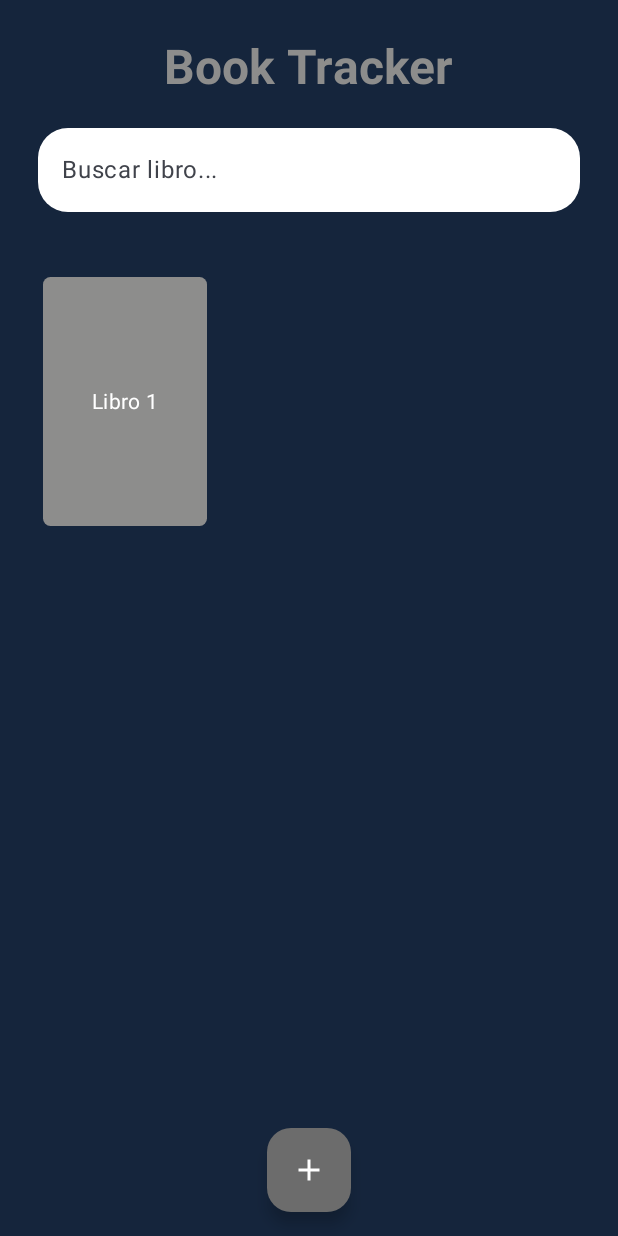
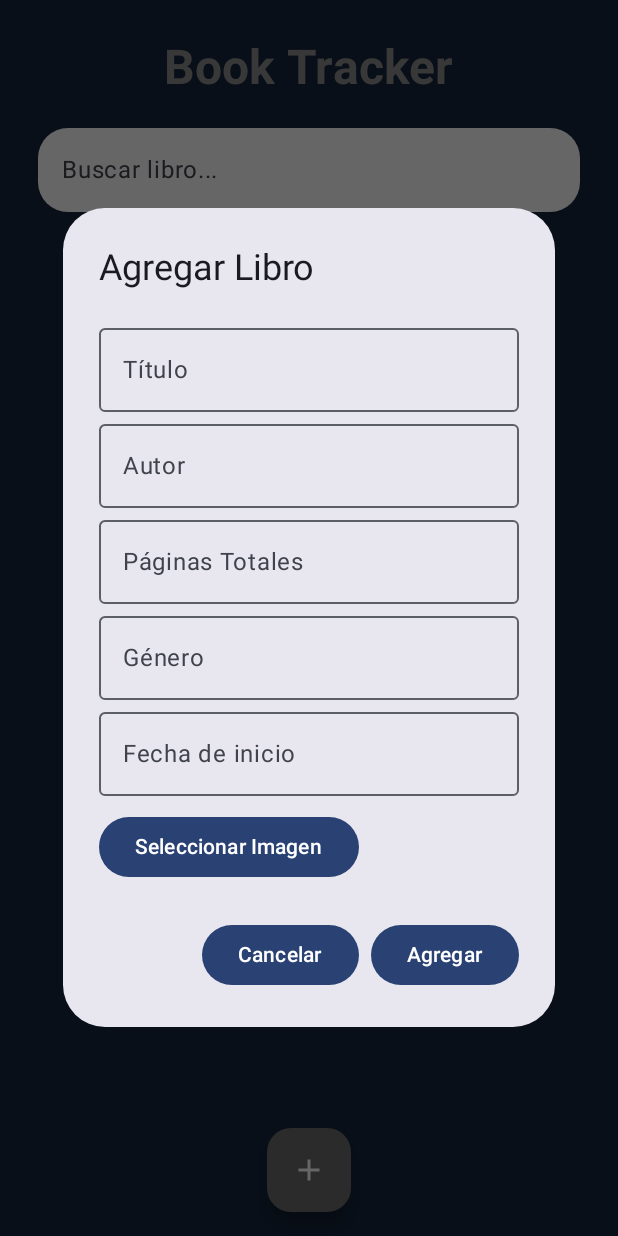
Before and after one commit to valentinogallard0/BookTrackerr, an Android app built with Jetpack Compose: the screen it shows after launch (MainActivity), after a tap on "Agregar libros", on a phone screen of 412 x 824 dp. Run offline under Robolectric (Android 15) with nearby library versions, the phone set to English and light mode, and no system bars.

Commit message:
cambio en creacion de clase libro. - Creamos clase libro - agregamos una modularicacion - agregamos una ventana para agregar manualmente las propiedades del libro - agregamos una opcion para las portadas de los libros. - hacemos manejo de errores en las entradas manuales de los atributos del libro

```diff
--- a/app/build.gradle
+++ b/app/build.gradle
@@ -57,6 +57,8 @@ dependencies {
     implementation 'androidx.compose.material3:material3:1.0.1'
     implementation 'androidx.emoji2:emoji2:1.3.0'
 
+    //Dependencia para cargar imagenes
+    implementation "io.coil-kt:coil-compose:2.2.2"
     // Jetpack Compose Foundation
     implementation 'androidx.compose.foundation:foundation:1.4.0'
 
@@ -69,4 +71,5 @@ dependencies {
     androidTestImplementation 'androidx.compose.ui:ui-test-junit4'
     debugImplementation 'androidx.compose.ui:ui-tooling'
     debugImplementation 'androidx.compose.ui:ui-test-manifest'
+
 }
--- a/app/src/main/java/com/tecmilenio/booktrackerevidencia/MainActivity.kt
+++ b/app/src/main/java/com/tecmilenio/booktrackerevidencia/MainActivity.kt
@@ -2,7 +2,10 @@ package com.tecmilenio.booktrackerevidencia
 
 import android.os.Bundle
 import androidx.activity.ComponentActivity
+import androidx.activity.compose.rememberLauncherForActivityResult
 import androidx.activity.compose.setContent
+import androidx.activity.result.contract.ActivityResultContracts
+import androidx.compose.foundation.Image
 import androidx.compose.foundation.background
 import androidx.compose.foundation.layout.*
 import androidx.compose.foundation.lazy.grid.LazyVerticalGrid
@@ -18,7 +21,9 @@ import androidx.compose.ui.tooling.preview.Preview
 import androidx.compose.ui.unit.dp
 import androidx.compose.ui.text.input.TextFieldValue
 import androidx.compose.ui.graphics.Color
+import androidx.compose.ui.platform.LocalContext
 import androidx.compose.ui.text.font.FontWeight
+import coil.compose.rememberAsyncImagePainter
 import com.tecmilenio.booktrackerevidencia.ui.theme.BookTrackerEvidenciaTheme
 
 class MainActivity : ComponentActivity() {
@@ -35,10 +40,10 @@ class MainActivity : ComponentActivity() {
 @OptIn(ExperimentalMaterial3Api::class)
 @Composable
 fun MainScreen() {
-    var items by remember { mutableStateOf(listOf<String>()) }
+    var books by remember { mutableStateOf(listOf<Book>()) }
     var searchText by remember { mutableStateOf(TextFieldValue("")) }
 
-    val filteredItems = items.filter { it.contains(searchText.text, ignoreCase = true) }
+    val filteredItems = books.filter { it.title.contains(searchText.text, ignoreCase = true) }
 
     // Contenedor principal
     Surface(
@@ -82,36 +87,65 @@ fun MainScreen() {
 
                 // Rejilla de libros
                 LazyVerticalGrid(
-                    columns = GridCells.Adaptive(minSize = 100.dp),
+                    columns = GridCells.Adaptive(minSize = 150.dp),
                     modifier = Modifier.fillMaxSize(),
                     contentPadding = PaddingValues(1.dp),
                     verticalArrangement = Arrangement.spacedBy(50.dp),
                     horizontalArrangement = Arrangement.spacedBy(10.dp)
                 ) {
                     items(filteredItems.size) { index ->
-                        Box(
+                        val book = filteredItems[index] // Usar filteredItems en lugar de books
+
+                        Column(
+                            horizontalAlignment = Alignment.CenterHorizontally,
                             modifier = Modifier
-                                .size(170.dp)
+                                .size(200.dp)
                                 .padding(2.dp)
-                                .background(
-                                    Color(141, 141, 140),
-                                    shape = RoundedCornerShape(5.dp)
+                        ) {
+                            Box(
+                                modifier = Modifier
+                                    .size(150.dp)
+                                    .background(Color(141, 141, 140), shape = RoundedCornerShape(5.dp))
+                                    .padding(5.dp)
+                            ) {
+                                if (book.imageUri != null) {
+                                    Image(
+                                        painter = rememberAsyncImagePainter(book.imageUri),
+                                        contentDescription = "Portada del libro",
+                                        modifier = Modifier.fillMaxSize()
                                     )
-                        ) {
+                                } else {
+                                    Box(
+                                        modifier = Modifier
+                                            .fillMaxSize() // Ahora ocupa todo el espacio disponible
+                                            .background(Color.Gray, shape = RoundedCornerShape(5.dp))
+                                    )
+                                }
+                            }
+
                             Text(
-                                text = filteredItems[index],
-                                style = MaterialTheme.typography.bodyMedium,
-                                color = MaterialTheme.colorScheme.onPrimary,
-                                modifier = Modifier.align(Alignment.Center)
+                                text = book.title,
+                                fontWeight = FontWeight.Bold,
+                                color = Color.White,
+                                modifier = Modifier.padding(top = 10.dp)
                             )
                         }
                     }
                 }
             }
 
-            // Botón flotante en la parte inferior derecha
+            var showDialog by remember { mutableStateOf(false) }
+
+            if (showDialog) {
+                AddBookDialog(
+                    onDismiss = { showDialog = false },
+                    onBookAdded = { newBook -> books = books + newBook }
+                )
+            }
+
+            // Botón flotante para agregar un nuevo libro
             FloatingActionButton(
-                onClick = { items = items + "Libro ${items.size + 1}" },
+                onClick = { showDialog = true },
                 modifier = Modifier
                     .align(Alignment.BottomCenter)
                     .padding(16.dp),
@@ -124,6 +158,115 @@ fun MainScreen() {
     }
 }
 
+
+
+
+
+@OptIn(ExperimentalMaterial3Api::class)
+@Composable
+fun AddBookDialog(
+    onDismiss: () -> Unit,
+    onBookAdded: (Book) -> Unit
+) {
+    var title by remember { mutableStateOf("") }
+    var author by remember { mutableStateOf("") }
+    var totalPages by remember { mutableStateOf("") }
+    var genre by remember { mutableStateOf("") }
+    var startDate by remember { mutableStateOf("") }
+    var imageUri by remember { mutableStateOf<String?>(null) }
+
+    var errorMessage by remember { mutableStateOf<String?>(null) } // Mensaje de error
+
+    val context = LocalContext.current
+    val launcher = rememberLauncherForActivityResult(ActivityResultContracts.GetContent()) { uri ->
+        uri?.let { imageUri = it.toString() }
+    }
+
+    AlertDialog(
+        onDismissRequest = onDismiss,
+        title = { Text("Agregar Libro") },
+        text = {
+            Column {
+                if (errorMessage != null) {
+                    Text(
+                        text = errorMessage!!,
+                        color = Color.Red,
+                        modifier = Modifier.padding(bottom = 10.dp)
+                    )
+                }
+
+                OutlinedTextField(
+                    value = title,
+                    onValueChange = { title = it },
+                    label = { Text("Título") },
+                    isError = title.isEmpty() && errorMessage != null // Resaltar campo vacío
+                )
+                OutlinedTextField(
+                    value = author,
+                    onValueChange = { author = it },
+                    label = { Text("Autor") },
+                    isError = author.isEmpty() && errorMessage != null
+                )
+                OutlinedTextField(
+                    value = totalPages,
+                    onValueChange = { totalPages = it },
+                    label = { Text("Páginas Totales") },
+                    isError = (totalPages.isEmpty() || totalPages.toIntOrNull() == null) && errorMessage != null
+                )
+                OutlinedTextField(
+                    value = genre,
+                    onValueChange = { genre = it },
+                    label = { Text("Género") },
+                    isError = genre.isEmpty() && errorMessage != null
+                )
+                OutlinedTextField(
+                    value = startDate,
+                    onValueChange = { startDate = it },
+                    label = { Text("Fecha de inicio") },
+                    isError = startDate.isEmpty() && errorMessage != null
+                )
+
+                Spacer(modifier = Modifier.height(10.dp))
+
+                Button(onClick = { launcher.launch("image/*") }) {
+                    Text("Seleccionar Imagen")
+                }
+
+                imageUri?.let {
+                    Image(
+                        painter = rememberAsyncImagePainter(it),
+                        contentDescription = "Imagen del libro",
+                        modifier = Modifier
+                            .size(100.dp)
+                            .padding(top = 10.dp)
+                    )
+                }
+            }
+        },
+        confirmButton = {
+            Button(onClick = {
+                if (title.isEmpty() || author.isEmpty() || totalPages.isEmpty() || genre.isEmpty() || startDate.isEmpty()) {
+                    errorMessage = "Todos los campos son obligatorios"
+                } else if (totalPages.toIntOrNull() == null) {
+                    errorMessage = "El número de páginas debe ser un valor válido"
+                } else {
+                    onBookAdded(Book(title, author, totalPages.toInt(), genre, startDate, imageUri))
+                    onDismiss()
+                }
+            }) {
+                Text("Agregar")
+            }
+        },
+        dismissButton = {
+            Button(onClick = onDismiss) {
+                Text("Cancelar")
+            }
+        }
+    )
+}
+
+
+
 @Preview(showBackground = true)
 @Composable
 fun MainScreenPreview() {
```
Also changed, not shown: app/src/main/java/com/tecmilenio/booktrackerevidencia/Book.kt (added, +10 -0 lines).
